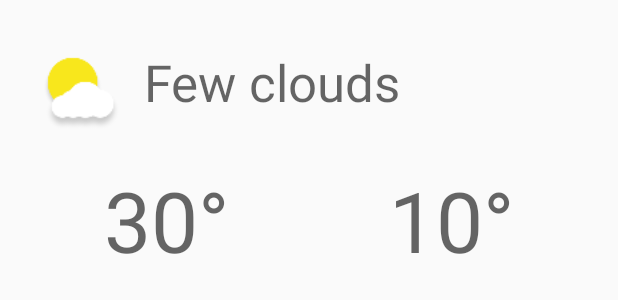
After one commit to lxx87/WeatherAppDemo, an Android app: the layout activity_detail.xml on its own in the app's theme, with its tools: preview values and no code run, on a phone screen of 412 x 824 dp. The commit adds this screen. Shown: the top 300 px of the screen. Run offline under Robolectric (Android 15) with nearby library versions, the phone set to English and light mode, and no system bars.

Commit message:
feature(forecastDetail)：点击天气预报列表的item会跳转至对应详情页面

```diff
--- a/app/build.gradle
+++ b/app/build.gradle
@@ -25,7 +25,7 @@ android {
 
 dependencies {
     implementation fileTree(dir: 'libs', include: ['*.jar'])
-    implementation"org.jetbrains.kotlin:kotlin-stdlib-jdk7:$kotlin_version"
+    implementation "org.jetbrains.kotlin:kotlin-stdlib-jdk7:$kotlin_version"
     implementation 'androidx.appcompat:appcompat:1.1.0'
     implementation 'androidx.core:core-ktx:1.1.0'
     implementation 'androidx.constraintlayout:constraintlayout:1.1.3'
--- a/app/src/main/java/com/example/weatherapp/db/DataMapper.kt
+++ b/app/src/main/java/com/example/weatherapp/db/DataMapper.kt
@@ -8,7 +8,7 @@ class DataMapper {
         ForecastList(_id, city, country, dailyForecast.map { convertDayToDomain(it) })
     }
 
-    private fun convertDayToDomain(dayForecast: DayForecast) = with(dayForecast) {
+    fun convertDayToDomain(dayForecast: DayForecast) = with(dayForecast) {
         Forecast(_id,date.toString(), description, high, low, iconUrl)
     }
 
--- a/app/src/main/java/com/example/weatherapp/domain/RequestForecastCommand.kt
+++ b/app/src/main/java/com/example/weatherapp/domain/RequestForecastCommand.kt
@@ -1,8 +1,6 @@
 package com.example.weatherapp.domain
 
 import com.example.weatherapp.domain.datasource.ForecastProvider
-import com.example.weatherapp.request.ForecastDataMapper
-import com.example.weatherapp.request.ForecastByZipCodeRequest
 
 class RequestForecastCommand(
     private val zipCode: String,
--- a/app/src/main/java/com/example/weatherapp/domain/datasource/ForecastDataSource.kt
+++ b/app/src/main/java/com/example/weatherapp/domain/datasource/ForecastDataSource.kt
@@ -1,7 +1,10 @@
 package com.example.weatherapp.domain.datasource
 
+import com.example.weatherapp.domain.Forecast
 import com.example.weatherapp.domain.ForecastList
 
 interface ForecastDataSource {
     fun requestForecastByZipCode(zipCode:Long,date:Long): ForecastList?
+
+    fun requestDayForecast(id:Long):Forecast?
 }
--- a/app/src/main/java/com/example/weatherapp/request/ForecastServer.kt
+++ b/app/src/main/java/com/example/weatherapp/request/ForecastServer.kt
@@ -1,7 +1,7 @@
 package com.example.weatherapp.request
 
-import com.example.weatherapp.db.DataMapper
 import com.example.weatherapp.db.ForecastDb
+import com.example.weatherapp.domain.Forecast
 import com.example.weatherapp.domain.ForecastList
 import com.example.weatherapp.domain.datasource.ForecastDataSource
 
@@ -16,4 +16,6 @@ class ForecastServer(
         forecastDb.saveForecast(converted)
         return forecastDb.requestForecastByZipCode(zipCode, date)
     }
+
+    override fun requestDayForecast(id: Long): Forecast? =throw UnsupportedOperationException()
 }
--- /dev/null
+++ b/app/src/main/res/layout/activity_detail.xml
@@ -0,0 +1,60 @@
+<?xml version="1.0" encoding="utf-8"?>
+<LinearLayout xmlns:android="http://schemas.android.com/apk/res/android"
+    xmlns:app="http://schemas.android.com/apk/res-auto"
+    xmlns:tools="http://schemas.android.com/tools"
+    android:layout_width="match_parent"
+    android:layout_height="match_parent"
+    tools:context=".ui.activity.DetailActivity"
+    android:orientation="vertical"
+    android:paddingBottom="@dimen/activity_vertical_margin"
+    android:paddingLeft="@dimen/activity_horizontal_margin"
+    android:paddingRight="@dimen/activity_horizontal_margin"
+    android:paddingTop="@dimen/activity_vertical_margin">
+
+    <LinearLayout
+        android:layout_width="match_parent"
+        android:layout_height="wrap_content"
+        android:orientation="horizontal"
+        android:gravity="center_vertical">
+
+        <ImageView
+            android:layout_width="64dp"
+            android:layout_height="64dp"
+            android:id="@+id/icon"
+            tools:src="@mipmap/ic_launcher" />
+
+        <TextView
+            android:layout_width="wrap_content"
+            android:layout_height="wrap_content"
+            android:id="@+id/weatherDescription"
+            android:layout_margin="@dimen/spacing_xlarge"
+            android:textAppearance="@style/TextAppearance.AppCompat.Display1"
+            tools:text="Few clouds"/>
+    </LinearLayout>
+
+    <LinearLayout
+        android:layout_width="match_parent"
+        android:layout_height="wrap_content"
+        android:orientation="horizontal">
+        <TextView
+            android:layout_width="0dp"
+            android:layout_height="wrap_content"
+            android:layout_weight="1"
+            android:id="@+id/maxTemperature"
+            android:layout_margin="@dimen/spacing_xlarge"
+            android:gravity="center_horizontal"
+            android:textAppearance="@style/TextAppearance.AppCompat.Display3"
+            tools:text="30°"/>
+
+        <TextView
+            android:layout_width="0dp"
+            android:layout_height="wrap_content"
+            android:layout_weight="1"
+            android:id="@+id/minTemperature"
+            android:layout_margin="@dimen/spacing_xlarge"
+            android:gravity="center_horizontal"
+            android:textAppearance="@style/TextAppearance.AppCompat.Display3"
+            tools:text="10°"/>
+    </LinearLayout>
+
+</LinearLayout>
```
Also changed, not shown: app/src/main/AndroidManifest.xml (+8 -7 lines), app/src/main/java/com/example/weatherapp/db/ForecastDb.kt (+9 -0 lines), app/src/main/java/com/example/weatherapp/domain/RequestDayForecastCommand.kt (added, +11 -0 lines), app/src/main/java/com/example/weatherapp/domain/datasource/ForecastProvider.kt (+5 -2 lines), app/src/main/java/com/example/weatherapp/ui/activity/DetailActivity.kt (added, +56 -0 lines), app/src/main/java/com/example/weatherapp/ui/activity/MainActivity.kt (+5 -2 lines).
